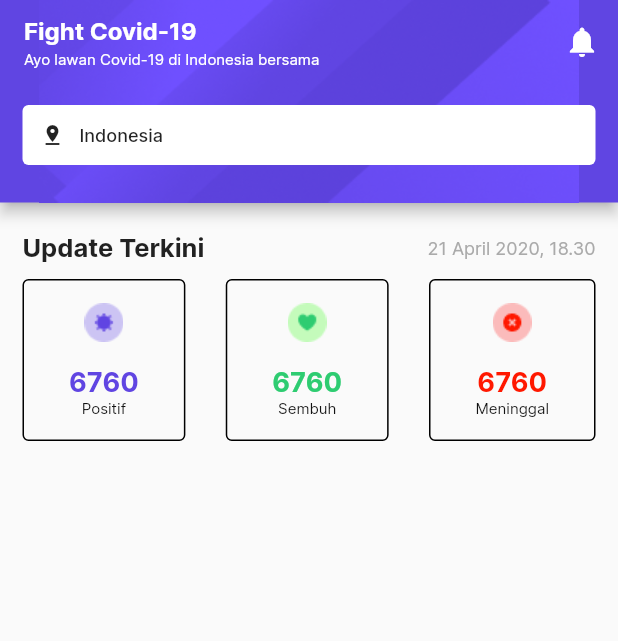
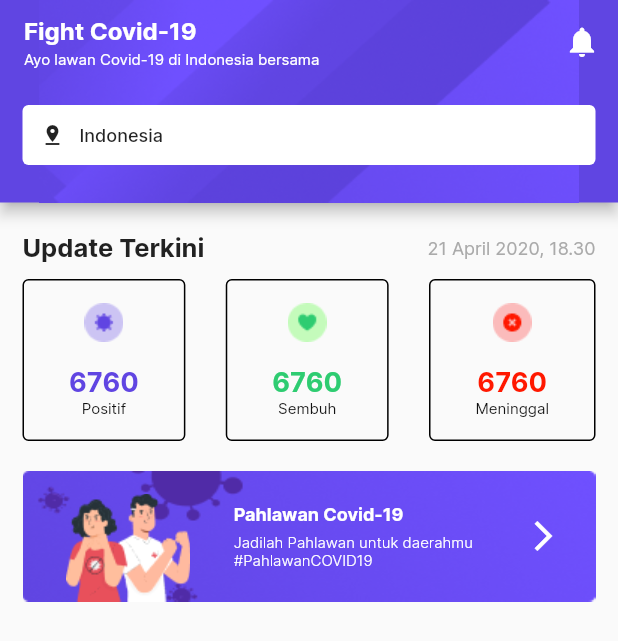
Before and after one commit to BerlySet/coronavirus_information, a Flutter app: the screen it shows after launch, on a phone screen of 412 x 824 dp. Shown: the top 641 px of the screen. Run offline on Flutter 3.47's test engine with Material 2 defaults, Android fonts, the phone set to English and light mode, and no system bars.

Commit message:
banner jadi pahlwan

```diff
--- /dev/null
+++ b/lib/Components/banner_pahlawan.dart
@@ -0,0 +1,65 @@
+import 'dart:math' as math;
+import 'package:flutter/material.dart';
+
+class CardJadiPahlawan extends StatelessWidget {
+  const CardJadiPahlawan({
+    Key? key,
+  }) : super(key: key);
+
+  @override
+  Widget build(BuildContext context) {
+    return Container(
+      height: 87,
+      width: MediaQuery.of(context).size.width,
+      decoration: BoxDecoration(
+          image: DecorationImage(
+              image: AssetImage('images/card-jadipahlawan.png'),
+              fit: BoxFit.fill)),
+      child: Row(
+        mainAxisAlignment: MainAxisAlignment.spaceEvenly,
+        children: [
+          Align(
+              alignment: Alignment.bottomCenter,
+              child: Image.asset('images/fight_illustration.png')),
+          Column(
+            mainAxisAlignment: MainAxisAlignment.center,
+            crossAxisAlignment: CrossAxisAlignment.start,
+            children: [
+              Text(
+                'Pahlawan Covid-19',
+                style: TextStyle(
+                    color: Colors.white,
+                    fontSize: 12,
+                    fontWeight: FontWeight.bold),
+              ),
+              SizedBox(
+                height: 5,
+              ),
+              Text(
+                'Jadilah Pahlawan untuk daerahmu',
+                style: TextStyle(
+                    color: Colors.white,
+                    fontSize: 10,
+                    fontWeight: FontWeight.w300),
+              ),
+              Text(
+                '#PahlawanCOVID19',
+                style: TextStyle(
+                    color: Colors.white,
+                    fontSize: 10,
+                    fontWeight: FontWeight.w300),
+              ),
+            ],
+          ),
+          Transform(
+              alignment: Alignment.center,
+              transform: Matrix4.rotationY(math.pi),
+              child: Icon(
+                Icons.arrow_back_ios,
+                color: Colors.white,
+              )),
+        ],
+      ),
+    );
+  }
+}
--- a/lib/Views/main_page.dart
+++ b/lib/Views/main_page.dart
@@ -1,6 +1,6 @@
 import 'package:coronavirus_information/Components/app_bar.dart';
+import 'package:coronavirus_information/Components/banner_pahlawan.dart';
 import 'package:coronavirus_information/Components/update_terkini.dart';
-import 'package:coronavirus_information/Constants/Warna.dart';
 import 'package:flutter/material.dart';
 
 class MainPage extends StatelessWidget {
@@ -18,6 +18,10 @@ class MainPage extends StatelessWidget {
         child: Column(
           children: [
             UpdateTerkini(),
+            SizedBox(
+              height: 20,
+            ),
+            CardJadiPahlawan(),
           ],
         ),
       ),
```
Also changed, not shown: images/card-jadipahlawan.png (added), images/fight_illustration.png (added), 16 other files.
